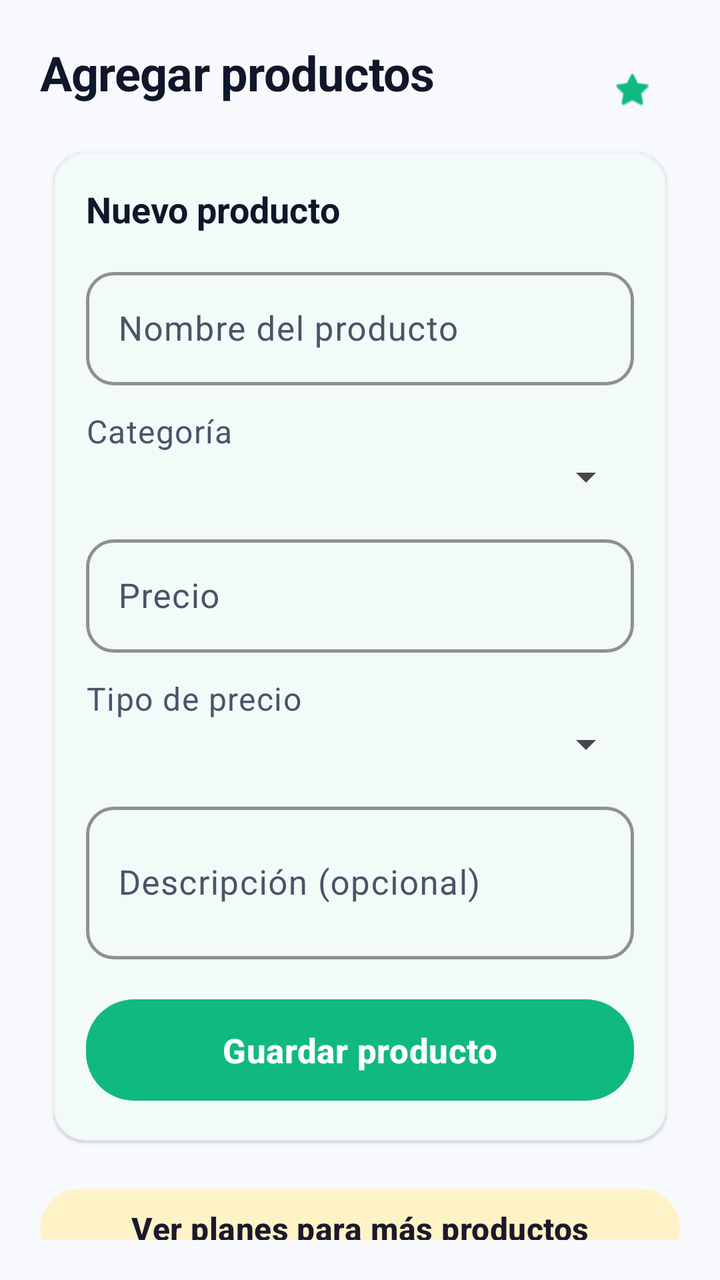
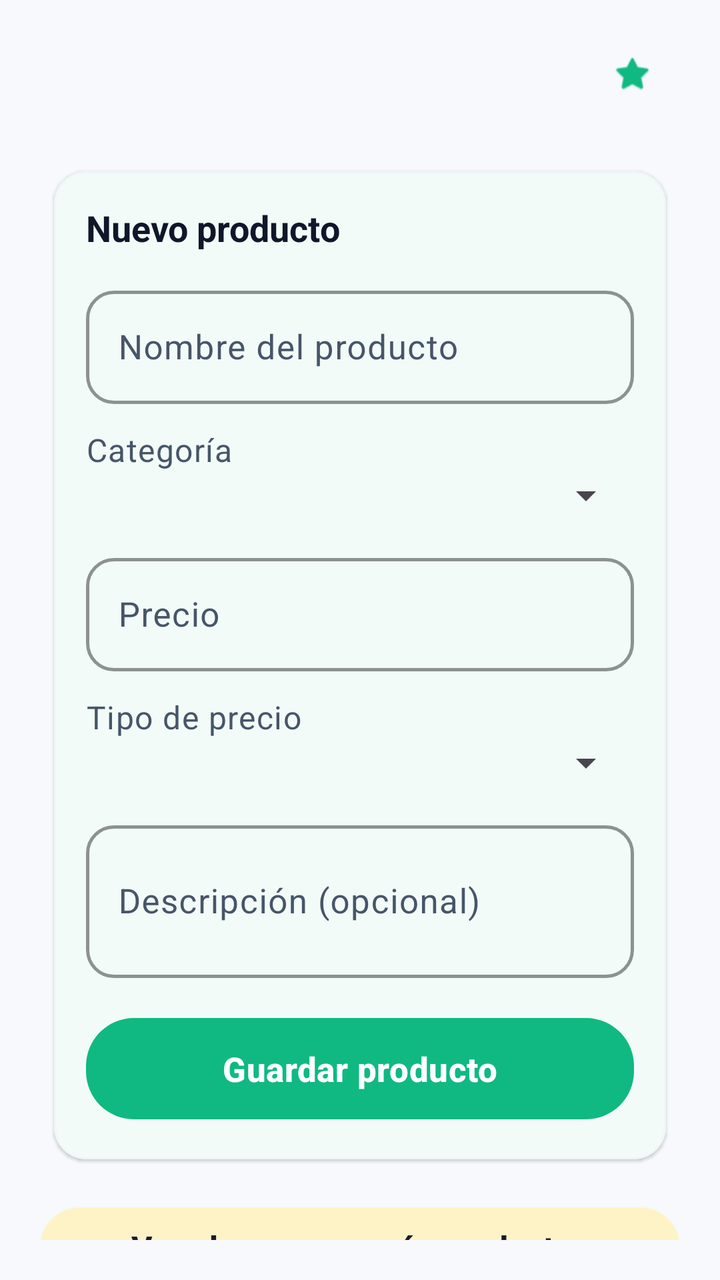

Before-and-after screenshots of an Android layout around one commit, followed by the original layout XML and the change that was made.
<!-- AndroidManifest.xml: application theme Theme.RutaAlmacen -->
<!-- res/layout/fragment_agregar_productos.xml -->
<?xml version="1.0" encoding="utf-8"?>
<androidx.constraintlayout.widget.ConstraintLayout xmlns:android="http://schemas.android.com/apk/res/android"
    xmlns:app="http://schemas.android.com/apk/res-auto"
    android:layout_width="match_parent"
    android:layout_height="match_parent"
    android:padding="20dp">

    <TextView
        android:id="@+id/texto_titulo_productos"
        android:layout_width="0dp"
        android:layout_height="wrap_content"
        android:text="Agregar productos"
        android:textAppearance="@style/TextAppearance.RutaAlmacen.Vendedor.TitleLarge"
        android:textStyle="bold"
        app:layout_constraintEnd_toStartOf="@id/boton_menu_agregar"
        app:layout_constraintStart_toStartOf="parent"
        app:layout_constraintTop_toTopOf="parent" />

    <com.google.android.material.button.MaterialButton
        android:id="@+id/boton_menu_agregar"
        style="@style/Widget.Material3.Button.IconButton"
        android:layout_width="wrap_content"
        android:layout_height="wrap_content"
        app:icon="@android:drawable/btn_star"
        app:layout_constraintEnd_toEndOf="parent"
        app:layout_constraintTop_toTopOf="parent" />

    <com.google.android.material.card.MaterialCardView
        android:id="@+id/contenedor_nuevo_producto"
        android:layout_width="0dp"
        android:layout_height="wrap_content"
        android:layout_marginTop="16dp"
        app:cardCornerRadius="16dp"
        app:cardElevation="1dp"
        app:strokeColor="?attr/colorOutlineVariant"
        app:strokeWidth="1dp"
        app:layout_constraintEnd_toEndOf="parent"
        app:layout_constraintStart_toStartOf="parent"
        app:layout_constraintTop_toBottomOf="@id/texto_titulo_productos">

        <LinearLayout
            android:layout_width="match_parent"
            android:layout_height="wrap_content"
            android:orientation="vertical"
            android:padding="16dp">

            <TextView
                android:layout_width="match_parent"
                android:layout_height="wrap_content"
                android:text="Nuevo producto"
                android:textAppearance="@style/TextAppearance.RutaAlmacen.Vendedor.TitleMedium"
                android:textStyle="bold" />

            <com.google.android.material.textfield.TextInputLayout
                android:layout_width="match_parent"
                android:layout_height="wrap_content"
                android:layout_marginTop="12dp"
                app:hintTextAppearance="@style/TextAppearance.RutaAlmacen.Vendedor.BodyMedium"
                android:hint="Nombre del producto">

                <com.google.android.material.textfield.TextInputEditText
                    android:id="@+id/campo_nombre_producto"
                    android:layout_width="match_parent"
                    android:layout_height="wrap_content"
                    android:textSize="17sp"
                    android:inputType="textCapWords" />
            </com.google.android.material.textfield.TextInputLayout>

            <TextView
                android:layout_width="match_parent"
                android:layout_height="wrap_content"
                android:layout_marginTop="12dp"
                android:text="Categoría"
                android:textAppearance="@style/TextAppearance.RutaAlmacen.Vendedor.BodyMedium" />

            <Spinner
                android:id="@+id/spinner_categoria"
                android:layout_width="match_parent"
                android:layout_height="wrap_content"
                android:spinnerMode="dropdown" />

            <com.google.android.material.textfield.TextInputLayout
                android:layout_width="match_parent"
                android:layout_height="wrap_content"
                android:layout_marginTop="12dp"
                app:hintTextAppearance="@style/TextAppearance.RutaAlmacen.Vendedor.BodyMedium"
                android:hint="Precio">

                <com.google.android.material.textfield.TextInputEditText
                    android:id="@+id/campo_precio_producto"
                    android:layout_width="match_parent"
                    android:layout_height="wrap_content"
                    android:textSize="17sp"
                    android:inputType="numberDecimal" />
            </com.google.android.material.textfield.TextInputLayout>

            <TextView
                android:layout_width="match_parent"
                android:layout_height="wrap_content"
                android:layout_marginTop="12dp"
                android:text="Tipo de precio"
                android:textAppearance="@style/TextAppearance.RutaAlmacen.Vendedor.BodyMedium" />

            <Spinner
                android:id="@+id/spinner_unidad_precio"
                android:layout_width="match_parent"
                android:layout_height="wrap_content"
                android:spinnerMode="dropdown" />

            <com.google.android.material.textfield.TextInputLayout
                android:layout_width="match_parent"
                android:layout_height="wrap_content"
                android:layout_marginTop="12dp"
                app:hintTextAppearance="@style/TextAppearance.RutaAlmacen.Vendedor.BodyMedium"
                android:hint="Descripción (opcional)">

                <com.google.android.material.textfield.TextInputEditText
                    android:id="@+id/campo_descripcion_producto"
                    android:layout_width="match_parent"
                    android:layout_height="wrap_content"
                    android:textSize="17sp"
                    android:inputType="textCapSentences|textMultiLine"
                    android:maxLines="3"
                    android:minLines="2" />
            </com.google.android.material.textfield.TextInputLayout>

            <com.google.android.material.button.MaterialButton
                android:id="@+id/boton_guardar_producto"
                android:layout_width="match_parent"
                android:layout_height="wrap_content"
                android:layout_marginTop="16dp"
                android:textSize="17sp"
                android:text="Guardar producto"
                app:iconGravity="textStart" />
        </LinearLayout>
    </com.google.android.material.card.MaterialCardView>

    <com.google.android.material.button.MaterialButton
        android:id="@+id/boton_ver_planes"
        style="@style/Widget.Material3.Button.TonalButton"
        android:layout_width="0dp"
        android:layout_height="wrap_content"
        android:layout_marginTop="12dp"
        android:text="Ver planes para más productos"
        app:layout_constraintEnd_toEndOf="parent"
        app:layout_constraintStart_toStartOf="parent"
        app:layout_constraintTop_toBottomOf="@id/contenedor_nuevo_producto" />

    <TextView
        android:id="@+id/texto_limite_productos"
        android:layout_width="wrap_content"
        android:layout_height="wrap_content"
        android:layout_marginTop="8dp"
        android:textAppearance="@style/TextAppearance.RutaAlmacen.Vendedor.BodySmall"
        app:layout_constraintEnd_toEndOf="parent"
        app:layout_constraintStart_toStartOf="parent"
        app:layout_constraintTop_toBottomOf="@id/boton_ver_planes" />

</androidx.constraintlayout.widget.ConstraintLayout>
<!-- resources referenced by this layout -->
<resources>
  <style name="TextAppearance.RutaAlmacen.Vendedor.BodyMedium" parent="TextAppearance.Material3.BodyLarge">
          <item name="android:textSize">@dimen/texto_cuerpo_lg</item>
          <item name="android:textColor">@color/texto_secundario</item>
      </style>
  <style name="TextAppearance.RutaAlmacen.Vendedor.BodySmall" parent="TextAppearance.Material3.BodySmall">
          <item name="android:textSize">@dimen/texto_cuerpo_md</item>
          <item name="android:textColor">@color/texto_terciario</item>
      </style>
  <style name="TextAppearance.RutaAlmacen.Vendedor.TitleLarge" parent="TextAppearance.Material3.HeadlineMedium">
          <item name="android:textSize">@dimen/texto_titulo_xl</item>
          <item name="android:textColor">@color/texto_principal</item>
          <item name="android:textStyle">bold</item>
          <item name="android:letterSpacing">-0.01</item>
      </style>
  <style name="TextAppearance.RutaAlmacen.Vendedor.TitleMedium" parent="TextAppearance.Material3.TitleLarge">
          <item name="android:textSize">18sp</item>
          <item name="android:textColor">@color/texto_principal</item>
          <item name="android:textStyle">bold</item>
      </style>
  <style name="Theme.RutaAlmacen" parent="Base.Theme.RutaAlmacen" />
  <dimen name="texto_cuerpo_lg">16sp</dimen>
  <color name="texto_secundario">#FF475569</color>
  <dimen name="texto_cuerpo_md">14sp</dimen>
  <color name="texto_terciario">#FF94A3B8</color>
  <dimen name="texto_titulo_xl">24sp</dimen>
  <color name="texto_principal">#FF0F172A</color>
  <color name="colorPrimary">#FF10B981</color>
  <color name="colorOnPrimary">#FFFFFFFF</color>
  <color name="colorPrimaryLight">#FFD1FAE5</color>
  <color name="texto_en_pastel">#FF0F766E</color>
  <color name="colorSecondary">#FFF59E0B</color>
  <color name="colorOnSecondary">#FFFFFFFF</color>
  <color name="colorSecondaryLight">#FFFEF3C7</color>
  <color name="colorTertiary">#FF6366F1</color>
  <color name="colorTertiaryLight">#FFE0E7FF</color>
  <color name="colorAccent">#FFEF4444</color>
  <color name="colorAccentLight">#FFFEE2E2</color>
  <color name="fondo_app">#FFF7F9FC</color>
  <color name="fondo_card">#FFFFFFFF</color>
  <color name="borde_sutil">#FFE2E8F0</color>
  <color name="divisor">#FFF1F5F9</color>
  <style name="Widget.RutaAlmacen.CardView" parent="Widget.Material3.CardView.Filled">
          <item name="cardCornerRadius">@dimen/radio_card</item>
          <item name="cardElevation">@dimen/elevacion_card</item>
          <item name="cardBackgroundColor">@color/fondo_card</item>
          <item name="strokeWidth">0dp</item>
          <item name="cardUseCompatPadding">true</item>
      </style>
  <style name="Widget.RutaAlmacen.Button" parent="Widget.Material3.Button">
          <item name="cornerRadius">@dimen/radio_boton</item>
          <item name="android:minHeight">@dimen/alto_boton</item>
          <item name="android:textSize">@dimen/texto_titulo_sm</item>
          <item name="android:textStyle">bold</item>
          <item name="android:letterSpacing">0.01</item>
          <item name="android:paddingTop">14dp</item>
          <item name="android:paddingBottom">14dp</item>
          <item name="android:textAllCaps">false</item>
          <item name="iconPadding">10dp</item>
      </style>
  <dimen name="radio_card">20dp</dimen>
  <dimen name="elevacion_card">4dp</dimen>
  <dimen name="radio_boton">24dp</dimen>
  <dimen name="alto_boton">56dp</dimen>
  <dimen name="texto_titulo_sm">16sp</dimen>
  <dimen name="radio_input">14dp</dimen>
  <!-- unchanged entries left out for length: 2 -->
</resources>

<!-- the commit's change to res/layout/fragment_agregar_productos.xml (unified diff, before → after) -->
@@ -3,18 +3,10 @@
     xmlns:app="http://schemas.android.com/apk/res-auto"
     android:layout_width="match_parent"
     android:layout_height="match_parent"
-    android:padding="20dp">
-
-    <TextView
-        android:id="@+id/texto_titulo_productos"
-        android:layout_width="0dp"
-        android:layout_height="wrap_content"
-        android:text="Agregar productos"
-        android:textAppearance="@style/TextAppearance.RutaAlmacen.Vendedor.TitleLarge"
-        android:textStyle="bold"
-        app:layout_constraintEnd_toStartOf="@id/boton_menu_agregar"
-        app:layout_constraintStart_toStartOf="parent"
-        app:layout_constraintTop_toTopOf="parent" />
+    android:paddingTop="12dp"
+    android:paddingStart="20dp"
+    android:paddingEnd="20dp"
+    android:paddingBottom="20dp">
 
     <com.google.android.material.button.MaterialButton
         android:id="@+id/boton_menu_agregar"
@@ -36,7 +28,7 @@
         app:strokeWidth="1dp"
         app:layout_constraintEnd_toEndOf="parent"
         app:layout_constraintStart_toStartOf="parent"
-        app:layout_constraintTop_toBottomOf="@id/texto_titulo_productos">
+        app:layout_constraintTop_toBottomOf="@id/boton_menu_agregar">
 
         <LinearLayout
             android:layout_width="match_parent"
<!-- resource entries referenced after the edit -->
@@ -7,12 +7,6 @@
   <style name="TextAppearance.RutaAlmacen.Vendedor.BodySmall" parent="TextAppearance.Material3.BodySmall">
           <item name="android:textSize">@dimen/texto_cuerpo_md</item>
           <item name="android:textColor">@color/texto_terciario</item>
-      </style>
-  <style name="TextAppearance.RutaAlmacen.Vendedor.TitleLarge" parent="TextAppearance.Material3.HeadlineMedium">
-          <item name="android:textSize">@dimen/texto_titulo_xl</item>
-          <item name="android:textColor">@color/texto_principal</item>
-          <item name="android:textStyle">bold</item>
-          <item name="android:letterSpacing">-0.01</item>
       </style>
   <style name="TextAppearance.RutaAlmacen.Vendedor.TitleMedium" parent="TextAppearance.Material3.TitleLarge">
           <item name="android:textSize">18sp</item>
@@ -24,7 +18,6 @@
   <color name="texto_secundario">#FF475569</color>
   <dimen name="texto_cuerpo_md">14sp</dimen>
   <color name="texto_terciario">#FF94A3B8</color>
-  <dimen name="texto_titulo_xl">24sp</dimen>
   <color name="texto_principal">#FF0F172A</color>
   <color name="colorPrimary">#FF10B981</color>
   <color name="colorOnPrimary">#FFFFFFFF</color>
